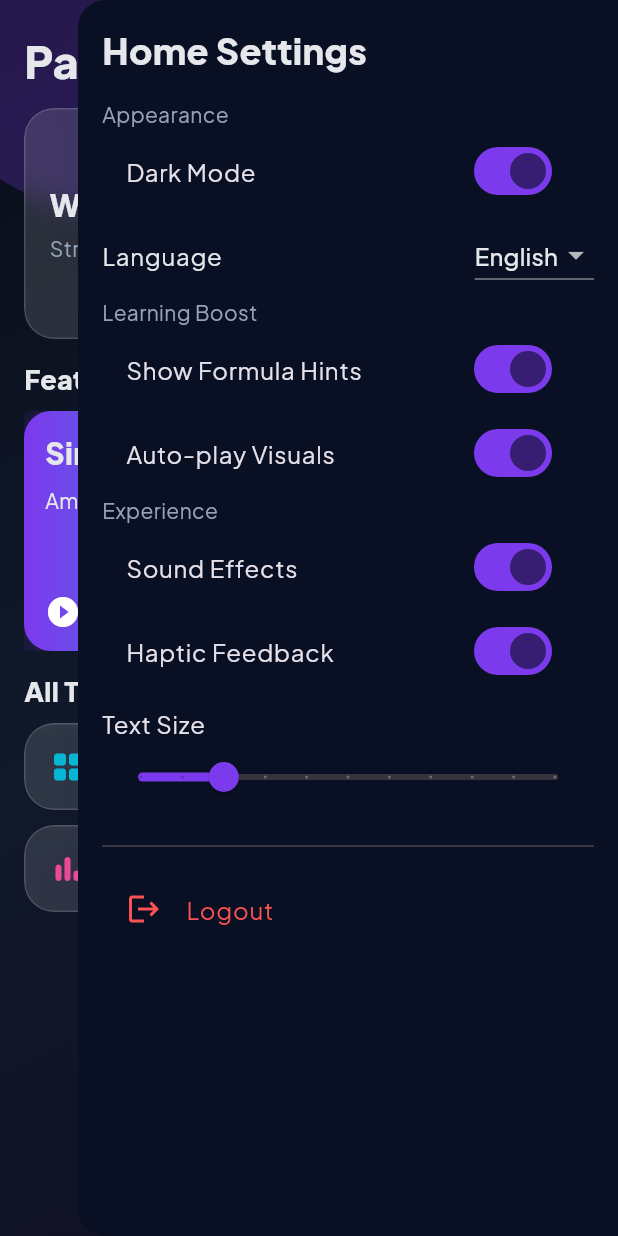
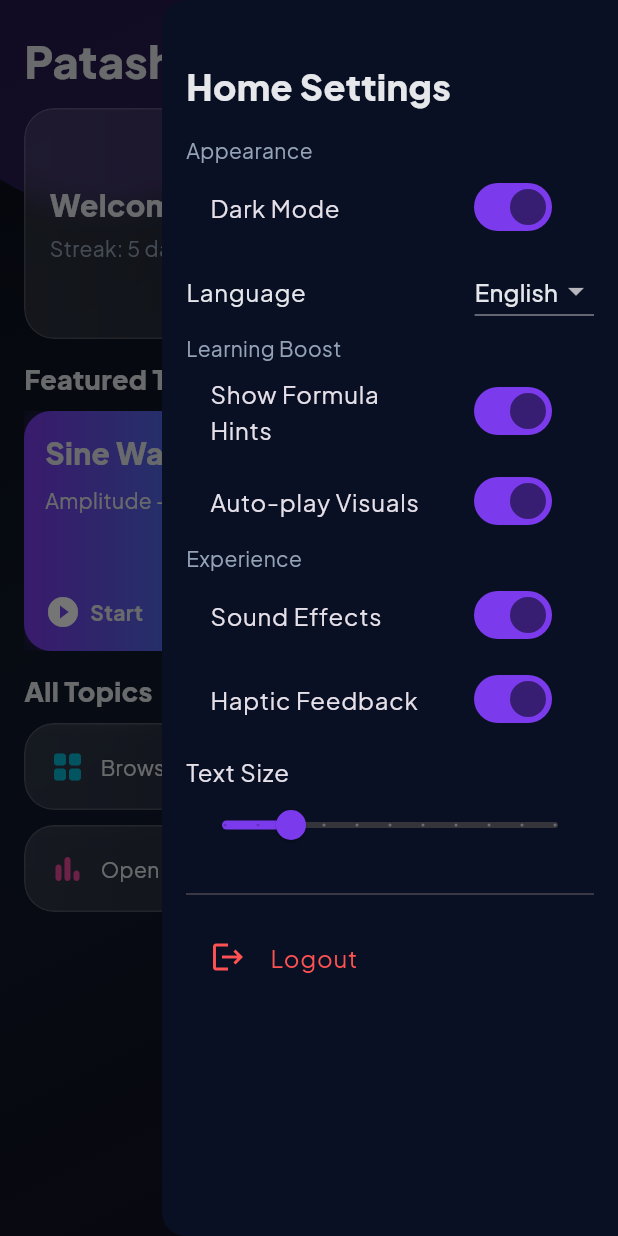
Before and after one commit to sashank33v/patashala, a Flutter app: the HomeScreen screen opened directly with empty values, after a tap on the "settings" icon, on a phone screen of 412 x 824 dp. Run offline on Flutter 3.47's test engine with Material 3 defaults, Android fonts, the phone set to English and light mode, and no system bars; our stand-ins replace google_fonts, shared_preferences; accounts and stored records are empty; network calls fail.

Commit message:
Restore previous settings drawer behavior on home and progress

```diff
--- a/frontend/lib/screens/home_screen.dart
+++ b/frontend/lib/screens/home_screen.dart
@@ -60,6 +60,105 @@ class _HomeScreenState extends State<HomeScreen> {
     final textColor = AdaptiveColors.text(context);
     final subtextColor = AdaptiveColors.subtext(context);
     return Scaffold(
+      endDrawer: Drawer(
+        backgroundColor: Theme.of(context).brightness == Brightness.dark
+            ? const Color(0xFF0A1024)
+            : const Color(0xFFFFEAF3),
+        child: ListView(
+          padding: const EdgeInsets.fromLTRB(16, 40, 16, 16),
+          children: [
+            Text(AppStrings.t('home_settings'),
+                style: TextStyle(
+                    fontSize: 24,
+                    fontWeight: FontWeight.w800,
+                    color: textColor)),
+            const SizedBox(height: 16),
+            if (!_settingsLoaded)
+              const Center(
+                  child: Padding(
+                      padding: EdgeInsets.all(20),
+                      child: CircularProgressIndicator()))
+            else ...[
+              Text(AppStrings.t('appearance'),
+                  style: TextStyle(color: subtextColor)),
+              SwitchListTile(
+                value: _settings.darkMode,
+                onChanged: (v) =>
+                    _updateSettings(_settings.copyWith(darkMode: v)),
+                title: Text(_settings.darkMode
+                    ? AppStrings.t('dark_mode')
+                    : AppStrings.t('bright_mode')),
+              ),
+              ListTile(
+                contentPadding: EdgeInsets.zero,
+                title: Text(AppStrings.t('language'),
+                    style: TextStyle(color: textColor)),
+                trailing: DropdownButton<String>(
+                  value: _settings.languageCode,
+                  items: [
+                    DropdownMenuItem(
+                        value: 'en', child: Text(AppStrings.t('english'))),
+                    DropdownMenuItem(
+                        value: 'te', child: Text(AppStrings.t('telugu'))),
+                  ],
+                  onChanged: (v) {
+                    if (v == null) return;
+                    _updateSettings(_settings.copyWith(languageCode: v));
+                  },
+                ),
+              ),
+              Text(AppStrings.t('learning_boost'),
+                  style: TextStyle(color: subtextColor)),
+              SwitchListTile(
+                value: _settings.showHints,
+                onChanged: (v) =>
+                    _updateSettings(_settings.copyWith(showHints: v)),
+                title: Text(AppStrings.t('show_hints')),
+              ),
+              SwitchListTile(
+                value: _settings.autoPlay,
+                onChanged: (v) =>
+                    _updateSettings(_settings.copyWith(autoPlay: v)),
+                title: Text(AppStrings.t('autoplay_visuals')),
+              ),
+              Text(AppStrings.t('experience'),
+                  style: TextStyle(color: subtextColor)),
+              SwitchListTile(
+                value: _settings.soundEffects,
+                onChanged: (v) =>
+                    _updateSettings(_settings.copyWith(soundEffects: v)),
+                title: Text(AppStrings.t('sound_effects')),
+              ),
+              SwitchListTile(
+                value: _settings.haptics,
+                onChanged: (v) =>
+                    _updateSettings(_settings.copyWith(haptics: v)),
+                title: Text(AppStrings.t('haptic_feedback')),
+              ),
+              ListTile(
+                contentPadding: EdgeInsets.zero,
+                title: Text(AppStrings.t('text_size')),
+                subtitle: Slider(
+                  value: _settings.textScale,
+                  min: 0.8,
+                  max: 1.8,
+                  divisions: 10,
+                  label: _settings.textScale.toStringAsFixed(1),
+                  onChanged: (v) =>
+                      _updateSettings(_settings.copyWith(textScale: v)),
+                ),
+              ),
+              const Divider(height: 28),
+              ListTile(
+                onTap: _logout,
+                leading: const Icon(Icons.logout, color: Colors.redAccent),
+                title: Text(AppStrings.t('logout'),
+                    style: const TextStyle(color: Colors.redAccent)),
+              ),
+            ],
+          ],
+        ),
+      ),
       body: MeshBackground(
         child: SafeArea(
           child: FutureBuilder<Map<String, dynamic>>(
@@ -88,11 +187,13 @@ class _HomeScreenState extends State<HomeScreen> {
                                   fontSize: 30,
                                   fontWeight: FontWeight.w900,
                                   color: textColor))),
-                      IconButton(
-                        tooltip: 'Settings',
-                        onPressed: () => _openSettingsSheet(context),
-                        icon:
-                            const Icon(Icons.settings, color: NeonPalette.cyan),
+                      Builder(
+                        builder: (context) => IconButton(
+                          tooltip: 'Settings',
+                          onPressed: () => Scaffold.of(context).openEndDrawer(),
+                          icon: const Icon(Icons.settings,
+                              color: NeonPalette.cyan),
+                        ),
                       ),
                     ],
                   ),
@@ -214,130 +315,6 @@ class _HomeScreenState extends State<HomeScreen> {
     );
   }
 
-  Future<void> _openSettingsSheet(BuildContext context) async {
-    final isDark = Theme.of(context).brightness == Brightness.dark;
-    await showDialog<void>(
-      context: context,
-      barrierColor: Colors.transparent,
-      builder: (dialogContext) => Align(
-        alignment: Alignment.centerRight,
-        child: Material(
-          color: isDark ? const Color(0xFF0A1024) : const Color(0xFFFFEAF3),
-          borderRadius: const BorderRadius.only(
-            topLeft: Radius.circular(18),
-            bottomLeft: Radius.circular(18),
-          ),
-          child: SizedBox(
-            width: 360,
-            height: double.infinity,
-            child: SafeArea(
-              child: Padding(
-                padding: const EdgeInsets.fromLTRB(16, 16, 16, 24),
-                child: _buildSettingsContent(dialogContext),
-              ),
-            ),
-          ),
-        ),
-      ),
-    );
-  }
-
-  Widget _buildSettingsContent(BuildContext context) {
-    final textColor = AdaptiveColors.text(context);
-    final subtextColor = AdaptiveColors.subtext(context);
-    return ListView(
-      shrinkWrap: true,
-      children: [
-        Text(AppStrings.t('home_settings'),
-            style: TextStyle(
-                fontSize: 24, fontWeight: FontWeight.w800, color: textColor)),
-        const SizedBox(height: 16),
-        if (!_settingsLoaded)
-          const Center(
-              child: Padding(
-                  padding: EdgeInsets.all(20),
-                  child: CircularProgressIndicator()))
-        else ...[
-          Text(AppStrings.t('appearance'),
-              style: TextStyle(color: subtextColor)),
-          SwitchListTile(
-            value: _settings.darkMode,
-            onChanged: (v) => _updateSettings(_settings.copyWith(darkMode: v)),
-            title: Text(_settings.darkMode
-                ? AppStrings.t('dark_mode')
-                : AppStrings.t('bright_mode')),
-          ),
-          ListTile(
-            contentPadding: EdgeInsets.zero,
-            title: Text(AppStrings.t('language'),
-                style: TextStyle(color: textColor)),
-            trailing: DropdownButton<String>(
-              value: _settings.languageCode,
-              items: [
-                DropdownMenuItem(
-                    value: 'en', child: Text(AppStrings.t('english'))),
-                DropdownMenuItem(
-                    value: 'te', child: Text(AppStrings.t('telugu'))),
-              ],
-              onChanged: (v) {
-                if (v == null) return;
-                _updateSettings(_settings.copyWith(languageCode: v));
-              },
-            ),
-          ),
-          Text(AppStrings.t('learning_boost'),
-              style: TextStyle(color: subtextColor)),
-          SwitchListTile(
-            value: _settings.showHints,
-            onChanged: (v) => _updateSettings(_settings.copyWith(showHints: v)),
-            title: Text(AppStrings.t('show_hints')),
-          ),
-          SwitchListTile(
-            value: _settings.autoPlay,
-            onChanged: (v) => _updateSettings(_settings.copyWith(autoPlay: v)),
-            title: Text(AppStrings.t('autoplay_visuals')),
-          ),
-          Text(AppStrings.t('experience'),
-              style: TextStyle(color: subtextColor)),
-          SwitchListTile(
-            value: _settings.soundEffects,
-            onChanged: (v) =>
-                _updateSettings(_settings.copyWith(soundEffects: v)),
-            title: Text(AppStrings.t('sound_effects')),
-          ),
-          SwitchListTile(
-            value: _settings.haptics,
-            onChanged: (v) => _updateSettings(_settings.copyWith(haptics: v)),
-            title: Text(AppStrings.t('haptic_feedback')),
-          ),
-          ListTile(
-            contentPadding: EdgeInsets.zero,
-            title: Text(AppStrings.t('text_size')),
-            subtitle: Slider(
-              value: _settings.textScale,
-              min: 0.8,
-              max: 1.8,
-              divisions: 10,
-              label: _settings.textScale.toStringAsFixed(1),
-              onChanged: (v) =>
-                  _updateSettings(_settings.copyWith(textScale: v)),
-            ),
-          ),
-          const Divider(height: 28),
-          ListTile(
-            onTap: () async {
-              Navigator.of(context).pop();
-              await _logout();
-            },
-            leading: const Icon(Icons.logout, color: Colors.redAccent),
-            title: Text(AppStrings.t('logout'),
-                style: const TextStyle(color: Colors.redAccent)),
-          ),
-        ],
-      ],
-    );
-  }
-
   Widget _featuredCard(
       {required String title,
       required String subtitle,
```
Also changed, not shown: frontend/lib/screens/progress_dashboard_screen.dart (+147 -167 lines).
